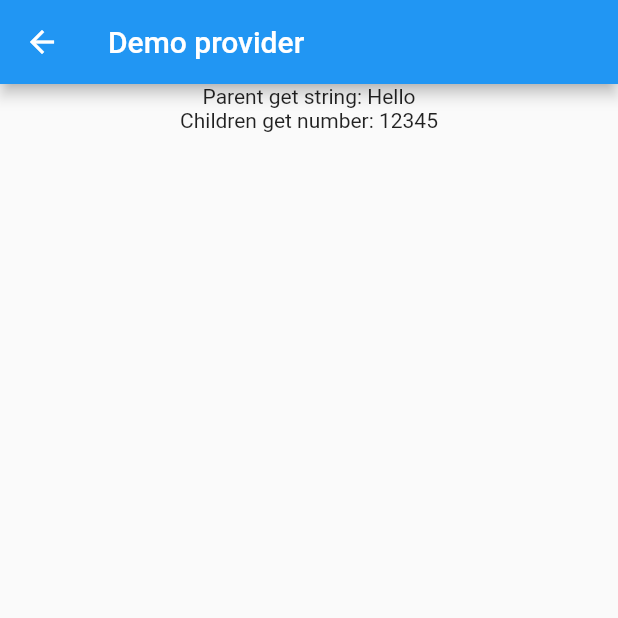
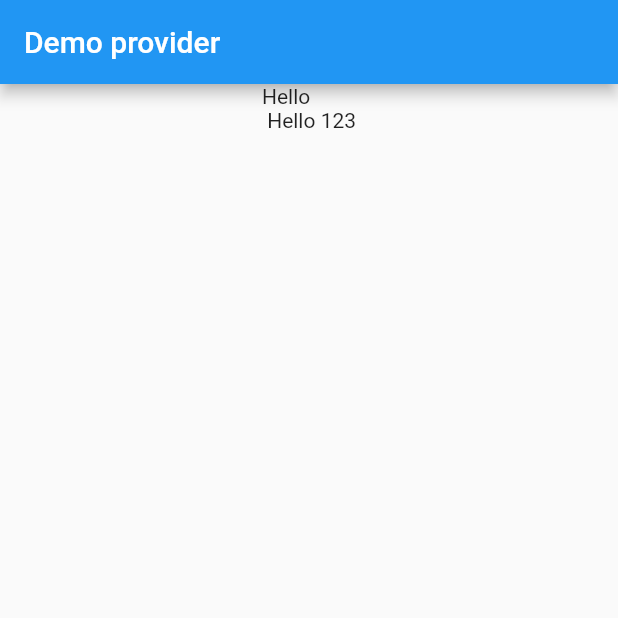
Before and after one commit to phamtanphat/flutter_provider_25042023, a Flutter app: the DemoProvider screen opened directly, on a phone screen of 412 x 824 dp, the top half of it. Run offline on Flutter 3.47's test engine with Material 2 defaults, Android fonts, the phone set to English and light mode, and no system bars.

Commit message:
trung value

```diff
--- a/lib/demo_provider.dart
+++ b/lib/demo_provider.dart
@@ -20,11 +20,21 @@ class _DemoProviderState extends State<DemoProvider> {
           child: MultiProvider(
             providers: [
               Provider(create: (context) => "Hello"),
-              Provider(create: (context) => 12345)
             ],
-            child: ParentWidget(
-                ChildrenWidget()
-            ),
+            builder: (context, child) {
+              return Provider(
+                  create: (context) => "Hello 123",
+                  builder: (contextProvider2, child){
+                    String valueProvider1 = Provider.of(context);
+                    String valueProvider2 = Provider.of(contextProvider2);
+                    return Column(
+                      children: [
+                        Text("$valueProvider1 \n $valueProvider2")
+                      ],
+                    );
+                  },
+              );
+            },
           )
         ),
       ),
@@ -55,11 +65,11 @@ class ChildrenWidget extends StatelessWidget {
 
   @override
   Widget build(BuildContext context) {
-    int number = Provider.of(context);
+    String string = context.watch();
     return Container(
       child: Column(
         children: [
-          Text("Children get number: $number"),
+          Text("Children get number: $string"),
         ],
       ),
     );
--- a/lib/main.dart
+++ b/lib/main.dart
@@ -17,7 +17,7 @@ class MyApp extends StatelessWidget {
       theme: ThemeData(
         primarySwatch: Colors.blue,
       ),
-      home: DemoListenableProvider()
+      home: DemoProvider()
     );
   }
 }
```
